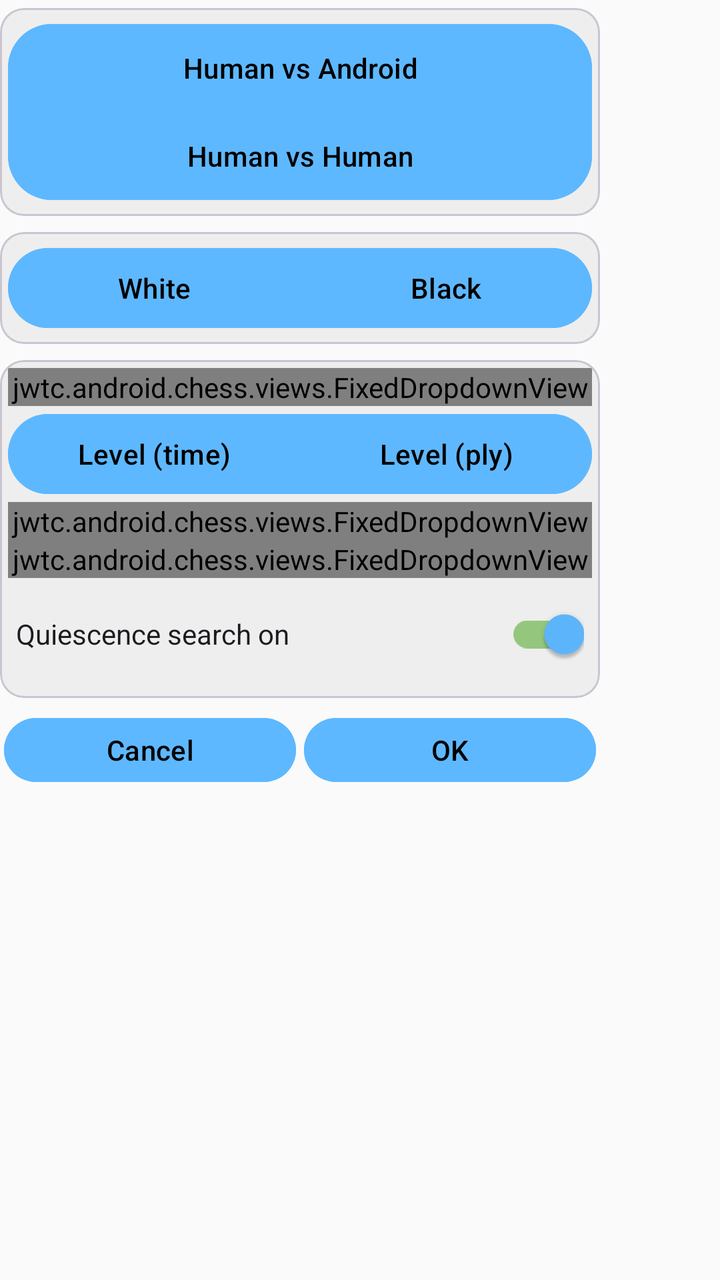
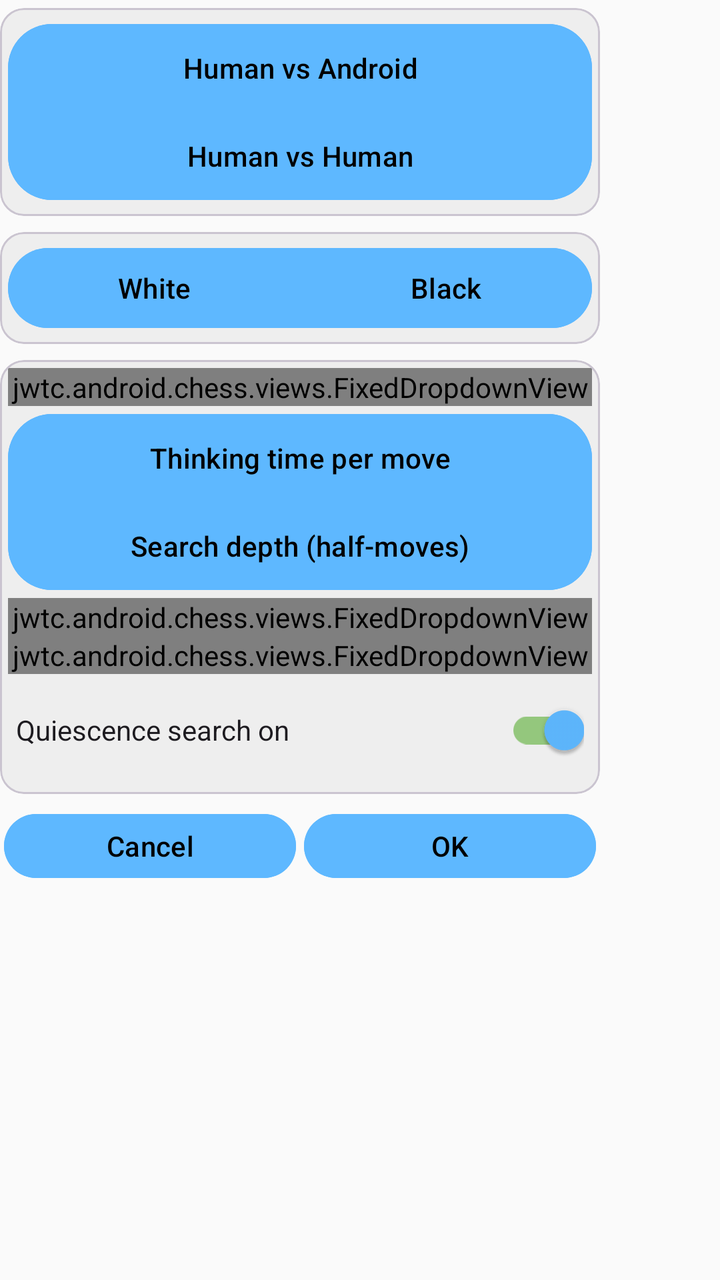

An Android layout rendered at two revisions. The XML below is the earlier revision; the diff shows what the commit changed to produce the second picture.
<!-- AndroidManifest.xml: application theme ChessTheme -->
<!-- res/layout/game_settings.xml -->
<?xml version="1.0" encoding="utf-8"?>
<ScrollView xmlns:android="http://schemas.android.com/apk/res/android"
    xmlns:app="http://schemas.android.com/apk/res-auto"
    android:orientation="vertical"
    android:layout_width="wrap_content"
    android:layout_height="wrap_content"
    android:layout_margin="8dip"
    android:layout_gravity="center">

    <LinearLayout
        android:layout_width="wrap_content"
        android:layout_height="wrap_content"
        android:orientation="vertical">

        <com.google.android.material.card.MaterialCardView style="@style/MyFormCardView">

            <com.google.android.material.button.MaterialButtonToggleGroup
                android:id="@+id/ToggleOpponentGroup"
                android:orientation="vertical"
                android:layout_width="match_parent"
                android:layout_height="wrap_content"
                android:layout_margin="4dip"
                app:selectionRequired="true"
                app:singleSelection="true">

                <com.google.android.material.button.MaterialButton
                    android:layout_width="match_parent"
                    android:layout_height="wrap_content"
                    android:insetBottom="0dp"
                    android:text="@string/options_play_android"
                    android:id="@+id/radioAndroid"
                    style="?attr/chessToggleButtonStyle"
                />

                <com.google.android.material.button.MaterialButton
                    android:layout_width="match_parent"
                    android:layout_height="wrap_content"
                    android:insetTop="0dp"
                    android:text="@string/options_play_human"
                    android:id="@+id/radioHuman"
                    style="?attr/chessToggleButtonStyle"
                />
            </com.google.android.material.button.MaterialButtonToggleGroup>
        </com.google.android.material.card.MaterialCardView>

        <com.google.android.material.card.MaterialCardView style="@style/MyFormCardView">

            <com.google.android.material.button.MaterialButtonToggleGroup
                android:id="@+id/ToggleColorGroup"
                android:layout_width="match_parent"
                android:layout_height="wrap_content"
                android:layout_margin="4dip"
                app:selectionRequired="true"
                app:singleSelection="true">

                <com.google.android.material.button.MaterialButton
                    android:layout_width="0dp"
                    android:layout_weight="1"
                    android:layout_height="wrap_content"
                    android:text="@string/options_play_white"
                    android:id="@+id/radioWhite"
                    style="?attr/chessToggleButtonStyle"
                />

                <com.google.android.material.button.MaterialButton
                    android:layout_width="0dp"
                    android:layout_weight="1"
                    android:layout_height="wrap_content"
                    android:text="@string/options_play_black"
                    android:id="@+id/radioBlack"
                    style="?attr/chessToggleButtonStyle"
                />
            </com.google.android.material.button.MaterialButtonToggleGroup>
        </com.google.android.material.card.MaterialCardView>

        <com.google.android.material.card.MaterialCardView style="@style/MyFormCardView">

            <LinearLayout
                android:layout_width="fill_parent"
                android:layout_height="wrap_content"
                android:orientation="vertical"
                android:padding="4dip">
                <jwtc.android.chess.views.FixedDropdownView
                    android:id="@+id/SpinnerOptionsEngine"
                    android:layout_width="match_parent"
                    android:layout_height="wrap_content"
                    android:hint="@string/title_pick_engine" />

                <TextView
                    android:id="@+id/TextViewEngineBackendHint"
                    android:layout_width="match_parent"
                    android:layout_height="wrap_content"
                    android:paddingTop="4dip"
                    android:textSize="12sp"
                    android:visibility="gone" />
                <com.google.android.material.button.MaterialButtonToggleGroup
                    android:id="@+id/ToggleLevelModeGroup"
                    android:layout_width="match_parent"
                    android:layout_height="wrap_content"
                    app:selectionRequired="true"
                    app:singleSelection="true">

                    <com.google.android.material.button.MaterialButton
                        android:id="@+id/RadioOptionsTime"
                        android:text="@string/options_level_time"
                        android:layout_width="0dp"
                        android:layout_height="wrap_content"
                        android:layout_weight="1"
                        style="?attr/chessToggleButtonStyle"
                    />

                    <com.google.android.material.button.MaterialButton
                        android:id="@+id/RadioOptionsPly"
                        android:text="@string/options_level_ply"
                        android:layout_width="0dp"
                        android:layout_height="wrap_content"
                        android:layout_weight="1"
                        style="?attr/chessToggleButtonStyle"
                    />
                </com.google.android.material.button.MaterialButtonToggleGroup>

                <jwtc.android.chess.views.FixedDropdownView
                    android:id="@+id/SpinnerOptionsLevelTime"
                    android:layout_width="match_parent"
                    android:layout_height="wrap_content"
                    android:hint="@string/title_pick_time" />

                <jwtc.android.chess.views.FixedDropdownView
                    android:id="@+id/SpinnerOptionsLevelPly"
                    android:layout_width="match_parent"
                    android:layout_height="wrap_content"
                    android:hint="@string/title_pick_ply" />

                <com.google.android.material.switchmaterial.SwitchMaterial
                    android:id="@+id/ToggleQuiescent"
                    android:layout_width="match_parent"
                    android:layout_height="wrap_content"
                    android:layout_margin="4dip"
                    android:checked="true"
                    android:text="@string/options_quiescent_on" />
            </LinearLayout>
        </com.google.android.material.card.MaterialCardView>

        <LinearLayout
            android:layout_width="300dip"
            android:layout_height="wrap_content"
            android:orientation="horizontal">

            <com.google.android.material.button.MaterialButton
                android:id="@+id/ButtonCancel"
                android:text="@string/button_cancel"
                android:layout_width="0dp"
                android:layout_weight="1"
                android:layout_margin="2dip"
                style="?attr/chessButtonStyle" />

            <com.google.android.material.button.MaterialButton
                android:id="@+id/ButtonOk"
                android:text="@string/button_ok"
                android:layout_width="0dp"
                android:layout_weight="1"
                android:layout_margin="2dip"
                style="?attr/chessButtonStyle" />
        </LinearLayout>
    </LinearLayout>
</ScrollView>
<!-- resources referenced by this layout -->
<resources>
  <string name="options_level_ply">Level (ply)</string>
  <string name="options_level_time">Level (time)</string>
  <string name="title_pick_ply">Pick ply level</string>
  <string name="title_pick_time">Pick time level</string>
  <style name="MyFormCardView" parent="MyFormLayout">
          <item name="android:padding">8dip</item>
          <item name="android:layout_marginTop">4dp</item>
          <item name="android:layout_marginBottom">4dp</item>
      </style>
  <style name="ChessTheme" parent="Theme.Material3.DayNight.NoActionBar">
          <item name="chessToggleButtonStyle">@style/ChessToggleButton</item>
          <item name="chessButtonStyle">@style/ChessButton</item>
          <item name="chessImageButtonStyle">@style/ChessImageButton</item>
          <item name="paneBackground">@color/paneBackgroundColor</item>
          <item name="android:windowAnimationStyle">@null</item>
          <item name="android:windowBackground">@color/backgroundColor</item>
          <item name="colorPrimary">@color/primaryColor</item>
          <item name="colorPrimaryVariant">@color/primaryVariantColor</item>
          <item name="colorOnPrimary">@color/primaryTextColor</item>
          <item name="colorSecondary">@color/secondaryColor</item>
          <item name="colorSecondaryVariant">@color/secondaryVariantColor</item>
          <item name="colorOnSecondary">@color/secondaryTextColor</item>
          <item name="colorSurface">@color/surfaceColor</item>
          <item name="colorOnSurface">@color/surfaceTextColor</item>
          <item name="colorControlHighlight">@color/secondaryColor</item>
          <item name="rippleColor">@color/secondaryColor</item>
          <item name="switchStyle">@style/MySwitchStyle</item>
          <item name="materialButtonStyle">@style/ChessButton</item>
          <item name="materialAlertDialogTheme">@style/ChessAlertDialogTheme</item>
      </style>
  <style name="ChessButton" parent="Widget.Material3.Button">
          <item name="android:textColor">@color/surfaceTextColor</item>
          <item name="android:tint">@color/primaryTextColor</item>
          <item name="android:backgroundTint">@color/imagebutton_background</item>
          <item name="rippleColor">@color/secondaryVariantColor</item>
          <item name="android:layout_height">@dimen/imageButtonSize</item>
          <item name="android:layout_margin">4dip</item>
      </style>
  <style name="ChessImageButton" parent="Widget.Material3.Button.Icon">
          <item name="enforceMaterialTheme">true</item>
          <item name="enforceTextAppearance">false</item>
          <item name="android:textColor">@color/surfaceTextColor</item>
          <item name="android:tint">@color/primaryTextColor</item>
          <item name="android:backgroundTint">@color/imagebutton_background</item>
          <item name="rippleColor">@color/secondaryVariantColor</item>
          <item name="android:layout_width">@dimen/imageButtonSize</item>
          <item name="android:layout_height">@dimen/imageButtonSize</item>
          <item name="android:padding">0dip</item>
          <item name="iconGravity">textStart</item>
          <item name="iconPadding">0dp</item>
          <item name="android:insetLeft">0dp</item>
          <item name="android:insetRight">0dp</item>
          <item name="android:insetTop">0dp</item>
          <item name="android:insetBottom">0dp</item>
          <item name="android:minWidth">0dp</item>
          <item name="android:minHeight">0dp</item>
          <item name="minWidth">0dp</item>
          <item name="minHeight">0dp</item>
          <item name="ensureMinTouchTargetSize">false</item>
          <item name="android:layout_margin">4dip</item>
      </style>
  <color name="paneBackgroundColor">#20879FB6</color>
  <dimen name="imageButtonSize">48dp</dimen>
  <!-- unchanged entries left out for length: 21 -->
</resources>

<!-- the commit's change to res/layout/game_settings.xml (unified diff, before → after) -->
@@ -4,7 +4,7 @@
     android:orientation="vertical"
     android:layout_width="wrap_content"
     android:layout_height="wrap_content"
-    android:layout_margin="8dip"
+    android:layout_margin="@dimen/control_gap"
     android:layout_gravity="center">
 
     <LinearLayout
@@ -19,7 +19,7 @@
                 android:orientation="vertical"
                 android:layout_width="match_parent"
                 android:layout_height="wrap_content"
-                android:layout_margin="4dip"
+                android:layout_margin="@dimen/compact_control_gap"
                 app:selectionRequired="true"
                 app:singleSelection="true">
 
@@ -49,7 +49,7 @@
                 android:id="@+id/ToggleColorGroup"
                 android:layout_width="match_parent"
                 android:layout_height="wrap_content"
-                android:layout_margin="4dip"
+                android:layout_margin="@dimen/compact_control_gap"
                 app:selectionRequired="true"
                 app:singleSelection="true">
 
@@ -79,7 +79,7 @@
                 android:layout_width="fill_parent"
                 android:layout_height="wrap_content"
                 android:orientation="vertical"
-                android:padding="4dip">
+                android:padding="@dimen/control_padding">
                 <jwtc.android.chess.views.FixedDropdownView
                     android:id="@+id/SpinnerOptionsEngine"
                     android:layout_width="match_parent"
@@ -90,11 +90,12 @@
                     android:id="@+id/TextViewEngineBackendHint"
                     android:layout_width="match_parent"
                     android:layout_height="wrap_content"
-                    android:paddingTop="4dip"
+                    android:paddingTop="@dimen/control_padding"
                     android:textSize="12sp"
                     android:visibility="gone" />
                 <com.google.android.material.button.MaterialButtonToggleGroup
                     android:id="@+id/ToggleLevelModeGroup"
+                    android:orientation="vertical"
                     android:layout_width="match_parent"
                     android:layout_height="wrap_content"
                     app:selectionRequired="true"
@@ -103,18 +104,18 @@
                     <com.google.android.material.button.MaterialButton
                         android:id="@+id/RadioOptionsTime"
                         android:text="@string/options_level_time"
-                        android:layout_width="0dp"
+                        android:layout_width="match_parent"
                         android:layout_height="wrap_content"
-                        android:layout_weight="1"
+                        android:insetBottom="0dp"
                         style="?attr/chessToggleButtonStyle"
                     />
 
                     <com.google.android.material.button.MaterialButton
                         android:id="@+id/RadioOptionsPly"
                         android:text="@string/options_level_ply"
-                        android:layout_width="0dp"
+                        android:layout_width="match_parent"
                         android:layout_height="wrap_content"
-                        android:layout_weight="1"
+                        android:insetTop="0dp"
                         style="?attr/chessToggleButtonStyle"
                     />
                 </com.google.android.material.button.MaterialButtonToggleGroup>
@@ -131,11 +132,25 @@
                     android:layout_height="wrap_content"
                     android:hint="@string/title_pick_ply" />
 
+                <jwtc.android.chess.views.FixedDropdownView
+                    android:id="@+id/SpinnerOptionsElo"
+                    android:layout_width="match_parent"
+                    android:layout_height="wrap_content"
+                    android:visibility="gone"
+                    android:hint="@string/options_target_elo" />
+
+                <TextView
+                    android:id="@+id/TextViewEloHint"
+                    android:layout_width="match_parent"
+                    android:layout_height="wrap_content"
+                    android:visibility="gone"
+                    android:text="@string/options_target_elo_hint" />
+
                 <com.google.android.material.switchmaterial.SwitchMaterial
                     android:id="@+id/ToggleQuiescent"
                     android:layout_width="match_parent"
                     android:layout_height="wrap_content"
-                    android:layout_margin="4dip"
+                    android:layout_margin="@dimen/compact_control_gap"
                     android:checked="true"
                     android:text="@string/options_quiescent_on" />
             </LinearLayout>
@@ -151,7 +166,7 @@
                 android:text="@string/button_cancel"
                 android:layout_width="0dp"
                 android:layout_weight="1"
-                android:layout_margin="2dip"
+                android:layout_margin="@dimen/tiny_control_gap"
                 style="?attr/chessButtonStyle" />
 
             <com.google.android.material.button.MaterialButton
@@ -159,7 +174,7 @@
                 android:text="@string/button_ok"
                 android:layout_width="0dp"
                 android:layout_weight="1"
-                android:layout_margin="2dip"
+                android:layout_margin="@dimen/tiny_control_gap"
                 style="?attr/chessButtonStyle" />
         </LinearLayout>
     </LinearLayout>
<!-- resource entries referenced after the edit -->
@@ -1,19 +1,24 @@
 <!-- resources referenced by this layout -->
 <resources>
-  <string name="options_level_ply">Level (ply)</string>
-  <string name="options_level_time">Level (time)</string>
-  <string name="title_pick_ply">Pick ply level</string>
-  <string name="title_pick_time">Pick time level</string>
+  <dimen name="compact_control_gap">@dimen/space_small</dimen>
+  <dimen name="control_gap">@dimen/space_medium</dimen>
+  <dimen name="control_padding">@dimen/space_small</dimen>
+  <dimen name="tiny_control_gap">@dimen/space_tiny</dimen>
+  <string name="options_level_ply">Search depth (half-moves)</string>
+  <string name="options_level_time">Thinking time per move</string>
+  <string name="options_target_elo">Target Elo (approximate)</string>
+  <string name="options_target_elo_hint">Actual strength depends on the engine and thinking time.</string>
+  <string name="title_pick_ply">Search depth (half-moves)</string>
+  <string name="title_pick_time">Thinking time per move</string>
   <style name="MyFormCardView" parent="MyFormLayout">
-          <item name="android:padding">8dip</item>
-          <item name="android:layout_marginTop">4dp</item>
-          <item name="android:layout_marginBottom">4dp</item>
+          <item name="android:padding">@dimen/panel_padding</item>
+          <item name="android:layout_marginTop">@dimen/compact_control_gap</item>
+          <item name="android:layout_marginBottom">@dimen/compact_control_gap</item>
       </style>
   <style name="ChessTheme" parent="Theme.Material3.DayNight.NoActionBar">
           <item name="chessToggleButtonStyle">@style/ChessToggleButton</item>
           <item name="chessButtonStyle">@style/ChessButton</item>
           <item name="chessImageButtonStyle">@style/ChessImageButton</item>
-          <item name="paneBackground">@color/paneBackgroundColor</item>
           <item name="android:windowAnimationStyle">@null</item>
           <item name="android:windowBackground">@color/backgroundColor</item>
           <item name="colorPrimary">@color/primaryColor</item>
@@ -30,13 +35,21 @@
           <item name="materialButtonStyle">@style/ChessButton</item>
           <item name="materialAlertDialogTheme">@style/ChessAlertDialogTheme</item>
       </style>
+  <dimen name="space_small">4dp</dimen>
+  <dimen name="space_medium">8dp</dimen>
+  <dimen name="space_tiny">2dp</dimen>
+  <dimen name="panel_padding">@dimen/space_medium</dimen>
   <style name="ChessButton" parent="Widget.Material3.Button">
           <item name="android:textColor">@color/surfaceTextColor</item>
           <item name="android:tint">@color/primaryTextColor</item>
           <item name="android:backgroundTint">@color/imagebutton_background</item>
           <item name="rippleColor">@color/secondaryVariantColor</item>
-          <item name="android:layout_height">@dimen/imageButtonSize</item>
-          <item name="android:layout_margin">4dip</item>
+          <item name="android:layout_height">@dimen/image_button_size</item>
+          <item name="android:layout_margin">@dimen/compact_control_gap</item>
+          <item name="android:paddingLeft">12dp</item>
+          <item name="android:paddingRight">12dp</item>
+          <item name="android:paddingTop">4dp</item>
+          <item name="android:paddingBottom">4dp</item>
       </style>
   <style name="ChessImageButton" parent="Widget.Material3.Button.Icon">
           <item name="enforceMaterialTheme">true</item>
@@ -45,8 +58,8 @@
           <item name="android:tint">@color/primaryTextColor</item>
           <item name="android:backgroundTint">@color/imagebutton_background</item>
           <item name="rippleColor">@color/secondaryVariantColor</item>
-          <item name="android:layout_width">@dimen/imageButtonSize</item>
-          <item name="android:layout_height">@dimen/imageButtonSize</item>
+          <item name="android:layout_width">@dimen/image_button_size</item>
+          <item name="android:layout_height">@dimen/image_button_size</item>
           <item name="android:padding">0dip</item>
           <item name="iconGravity">textStart</item>
           <item name="iconPadding">0dp</item>
@@ -59,10 +72,9 @@
           <item name="minWidth">0dp</item>
           <item name="minHeight">0dp</item>
           <item name="ensureMinTouchTargetSize">false</item>
-          <item name="android:layout_margin">4dip</item>
+          <item name="android:layout_margin">@dimen/compact_control_gap</item>
       </style>
-  <color name="paneBackgroundColor">#20879FB6</color>
-  <dimen name="imageButtonSize">48dp</dimen>
+  <dimen name="image_button_size">48dp</dimen>
   <!-- unchanged entries left out for length: 21 -->
 </resources>
 
